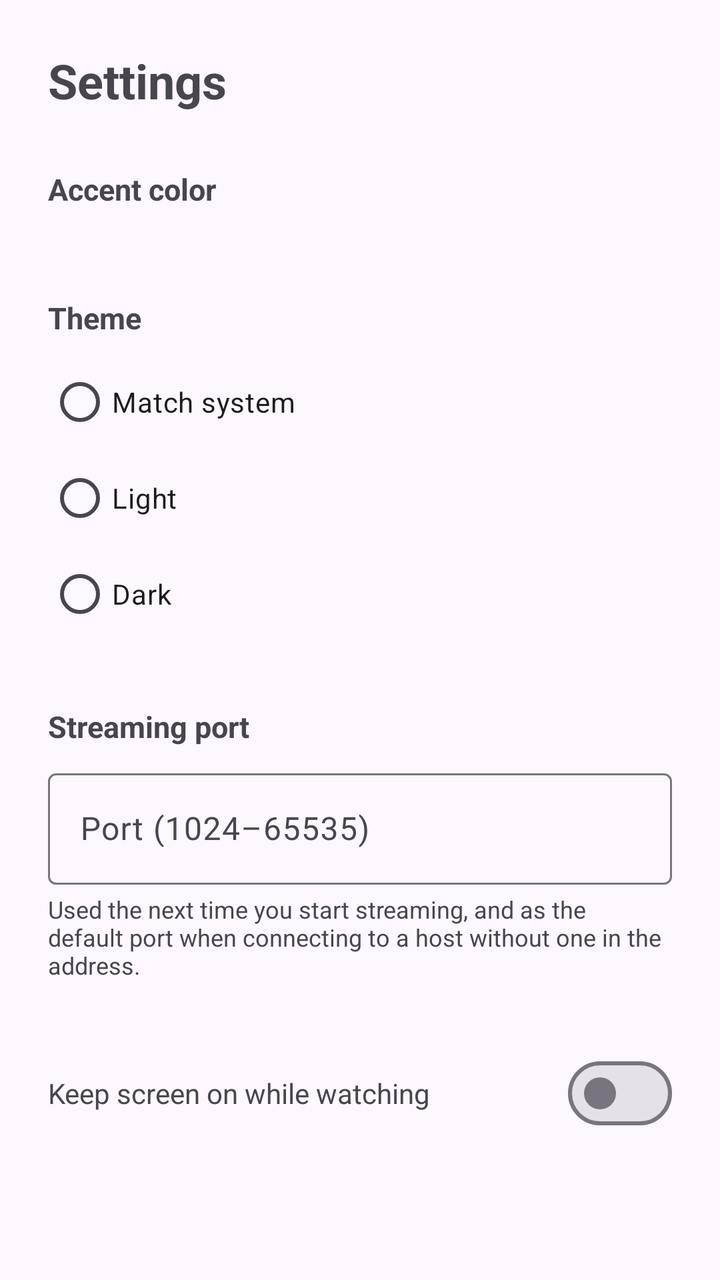
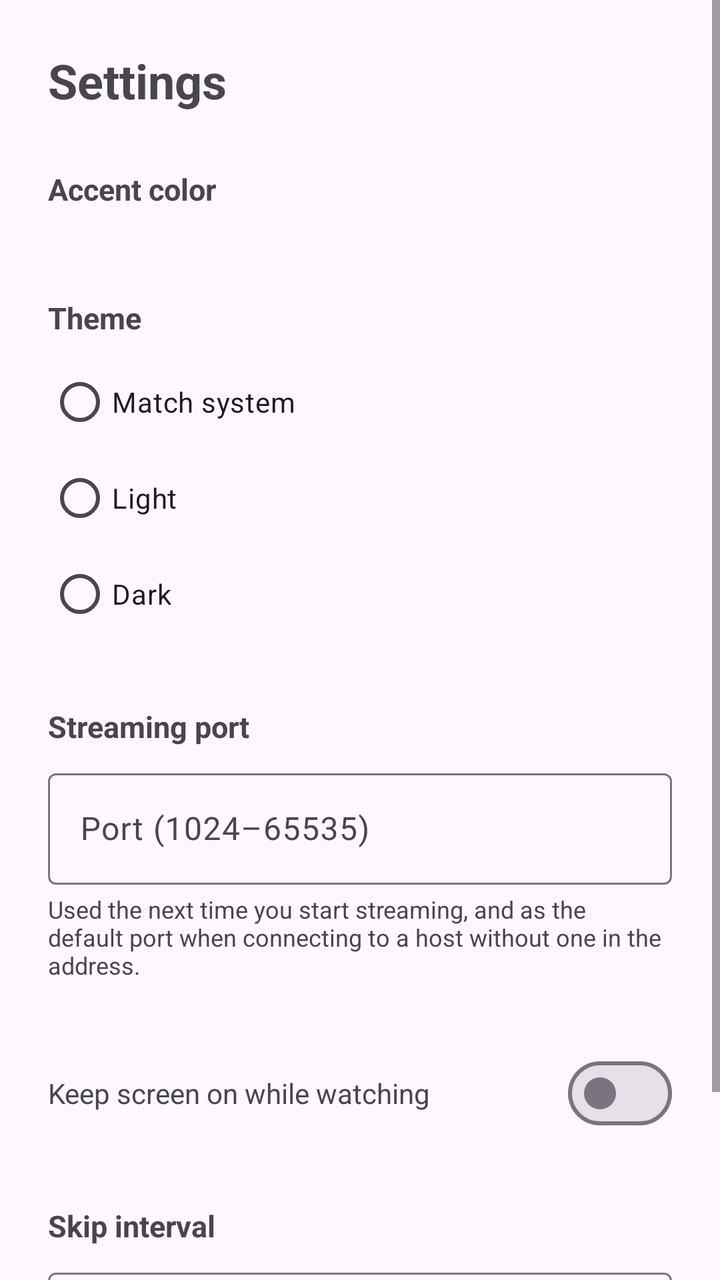

Compare the two renders of this Android layout. The source of the first and the diff that turns it into the second are given below.
<!-- AndroidManifest.xml: application theme Theme.VideoStreamLocal -->
<!-- res/layout/activity_settings.xml -->
<?xml version="1.0" encoding="utf-8"?>
<ScrollView xmlns:android="http://schemas.android.com/apk/res/android"
    xmlns:app="http://schemas.android.com/apk/res-auto"
    android:layout_width="match_parent"
    android:layout_height="match_parent">

    <LinearLayout
        android:layout_width="match_parent"
        android:layout_height="wrap_content"
        android:orientation="vertical"
        android:padding="@dimen/screen_horizontal_margin">

        <TextView
            android:layout_width="wrap_content"
            android:layout_height="wrap_content"
            android:text="@string/settings"
            android:textSize="24sp"
            android:textStyle="bold" />

        <TextView
            android:layout_width="wrap_content"
            android:layout_height="wrap_content"
            android:layout_marginTop="28dp"
            android:text="@string/settings_accent_color"
            android:textSize="15sp"
            android:textStyle="bold" />

        <LinearLayout
            android:id="@+id/accentColorRow"
            android:layout_width="match_parent"
            android:layout_height="wrap_content"
            android:layout_marginTop="12dp"
            android:orientation="horizontal" />

        <TextView
            android:layout_width="wrap_content"
            android:layout_height="wrap_content"
            android:layout_marginTop="32dp"
            android:text="@string/settings_theme"
            android:textSize="15sp"
            android:textStyle="bold" />

        <RadioGroup
            android:id="@+id/themeRadioGroup"
            android:layout_width="wrap_content"
            android:layout_height="wrap_content"
            android:layout_marginTop="8dp"
            android:orientation="vertical">

            <RadioButton
                android:id="@+id/themeSystemRadio"
                android:layout_width="wrap_content"
                android:layout_height="wrap_content"
                android:text="@string/theme_system" />

            <RadioButton
                android:id="@+id/themeLightRadio"
                android:layout_width="wrap_content"
                android:layout_height="wrap_content"
                android:text="@string/theme_light" />

            <RadioButton
                android:id="@+id/themeDarkRadio"
                android:layout_width="wrap_content"
                android:layout_height="wrap_content"
                android:text="@string/theme_dark" />

        </RadioGroup>

        <TextView
            android:layout_width="wrap_content"
            android:layout_height="wrap_content"
            android:layout_marginTop="32dp"
            android:text="@string/settings_port"
            android:textSize="15sp"
            android:textStyle="bold" />

        <com.google.android.material.textfield.TextInputLayout
            android:layout_width="match_parent"
            android:layout_height="wrap_content"
            android:layout_marginTop="8dp"
            android:hint="@string/settings_port_hint">

            <com.google.android.material.textfield.TextInputEditText
                android:id="@+id/portInput"
                android:layout_width="match_parent"
                android:layout_height="wrap_content"
                android:inputType="number"
                android:maxLength="5" />

        </com.google.android.material.textfield.TextInputLayout>

        <TextView
            android:layout_width="match_parent"
            android:layout_height="wrap_content"
            android:layout_marginTop="4dp"
            android:text="@string/settings_port_helper"
            android:textColor="?android:attr/textColorSecondary"
            android:textSize="12sp" />

        <LinearLayout
            android:layout_width="match_parent"
            android:layout_height="wrap_content"
            android:layout_marginTop="32dp"
            android:gravity="center_vertical"
            android:orientation="horizontal">

            <TextView
                android:layout_width="0dp"
                android:layout_height="wrap_content"
                android:layout_weight="1"
                android:text="@string/settings_keep_screen_on" />

            <com.google.android.material.materialswitch.MaterialSwitch
                android:id="@+id/keepScreenOnSwitch"
                android:layout_width="wrap_content"
                android:layout_height="wrap_content" />

        </LinearLayout>

    </LinearLayout>

</ScrollView>
<!-- resources referenced by this layout -->
<resources>
  <dimen name="screen_horizontal_margin">24dp</dimen>
  <string name="settings">Settings</string>
  <string name="settings_accent_color">Accent color</string>
  <string name="settings_keep_screen_on">Keep screen on while watching</string>
  <string name="settings_port">Streaming port</string>
  <string name="settings_port_helper">Used the next time you start streaming, and as the default port when connecting to a host without one in the address.</string>
  <string name="settings_port_hint">Port (1024–65535)</string>
  <string name="settings_theme">Theme</string>
  <string name="theme_dark">Dark</string>
  <string name="theme_light">Light</string>
  <string name="theme_system">Match system</string>
  <style name="Theme.VideoStreamLocal" parent="Theme.Material3.DayNight.NoActionBar">
          <item name="colorPrimary">@color/brand_primary</item>
      </style>
  <color name="brand_primary">#4A5FFF</color>
</resources>

<!-- the commit's change to res/layout/activity_settings.xml (unified diff, before → after) -->
@@ -118,6 +118,37 @@
 
         </LinearLayout>
 
+        <TextView
+            android:layout_width="wrap_content"
+            android:layout_height="wrap_content"
+            android:layout_marginTop="32dp"
+            android:text="@string/settings_skip_seconds"
+            android:textSize="15sp"
+            android:textStyle="bold" />
+
+        <com.google.android.material.textfield.TextInputLayout
+            android:layout_width="match_parent"
+            android:layout_height="wrap_content"
+            android:layout_marginTop="8dp"
+            android:hint="@string/settings_skip_seconds_hint">
+
+            <com.google.android.material.textfield.TextInputEditText
+                android:id="@+id/skipSecondsInput"
+                android:layout_width="match_parent"
+                android:layout_height="wrap_content"
+                android:inputType="number"
+                android:maxLength="3" />
+
+        </com.google.android.material.textfield.TextInputLayout>
+
+        <TextView
+            android:layout_width="match_parent"
+            android:layout_height="wrap_content"
+            android:layout_marginTop="4dp"
+            android:text="@string/settings_skip_seconds_helper"
+            android:textColor="?android:attr/textColorSecondary"
+            android:textSize="12sp" />
+
     </LinearLayout>
 
 </ScrollView>
<!-- resource entries referenced after the edit -->
@@ -7,6 +7,9 @@
   <string name="settings_port">Streaming port</string>
   <string name="settings_port_helper">Used the next time you start streaming, and as the default port when connecting to a host without one in the address.</string>
   <string name="settings_port_hint">Port (1024–65535)</string>
+  <string name="settings_skip_seconds">Skip interval</string>
+  <string name="settings_skip_seconds_helper">How far the skip-back and skip-forward buttons jump, in the player and in remote control.</string>
+  <string name="settings_skip_seconds_hint">Seconds (1–300)</string>
   <string name="settings_theme">Theme</string>
   <string name="theme_dark">Dark</string>
   <string name="theme_light">Light</string>
